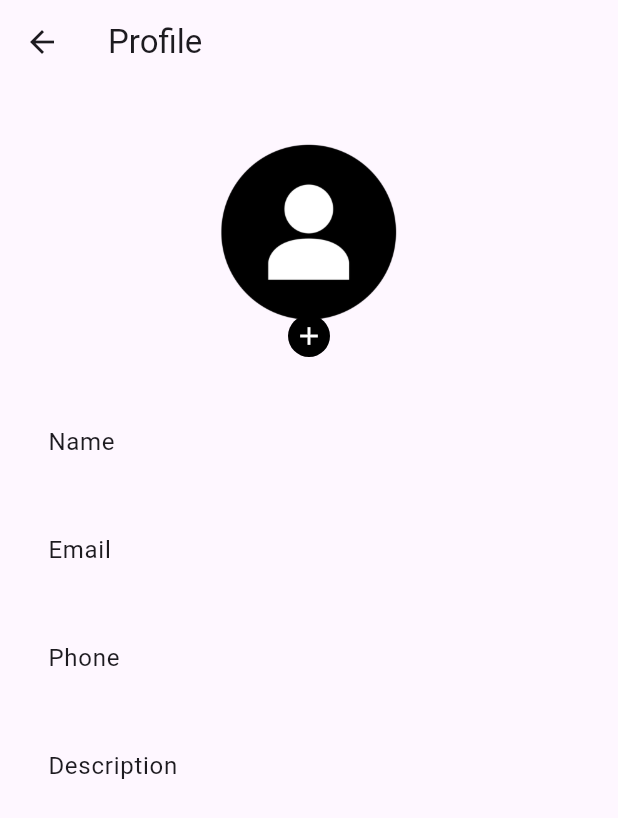
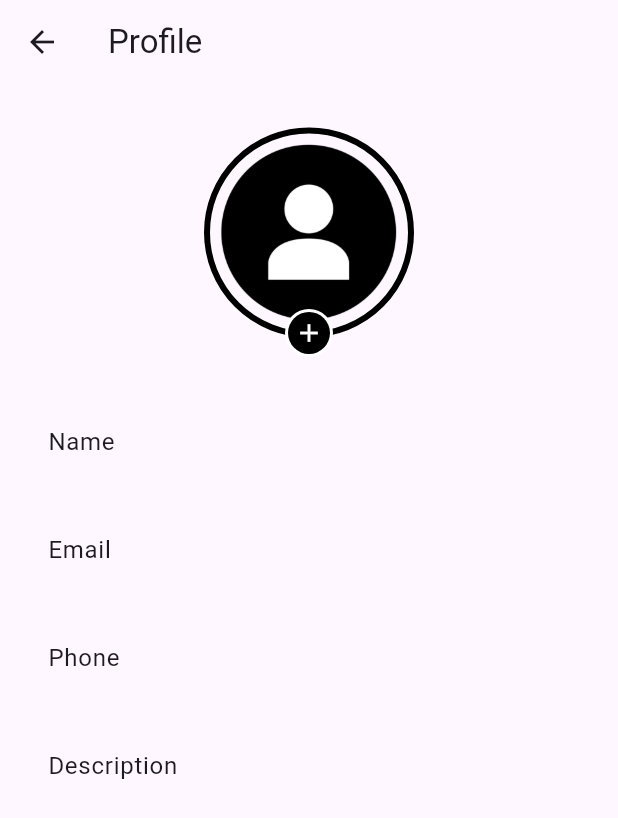
Before and after one commit to Hasib-39/khuje_pai, a Flutter app: the ProfilePage screen opened directly, on a phone screen of 412 x 824 dp. Shown: the top 818 px of the screen. Run offline on Flutter 3.47's test engine with Material 3 defaults, Android fonts, the phone set to English and light mode, and no system bars; our stand-ins replace cloud_firestore, firebase_auth, firebase_core, flutter_dotenv, google_sign_in, image_picker; accounts and stored records are empty.

```diff
--- a/lib/main.dart
+++ b/lib/main.dart
@@ -1,10 +1,13 @@
 import 'package:firebase_core/firebase_core.dart';
 import 'package:flutter/material.dart';
+import 'package:flutter_dotenv/flutter_dotenv.dart';
 import "package:khuje_pai/authentication/login.dart";
 
 void main() async {
   WidgetsFlutterBinding.ensureInitialized();
+  await dotenv.load(fileName: ".env");
   await Firebase.initializeApp();
+
   runApp(const MyApp());
 }
 
--- a/lib/views/profile.dart
+++ b/lib/views/profile.dart
@@ -61,8 +61,13 @@ class _ProfilePageState extends State<ProfilePage> {
                                           child: Container(
                                             width: 140, // Size of the image (matching CircleAvatar's radius * 2)
                                             height: 140,
+                                            padding: const EdgeInsets.all(2),
                                             decoration: BoxDecoration(
                                               shape: BoxShape.circle,
+                                              border: Border.all(
+                                                width: 4,
+                                                color: Colors.black,
+                                              ),
                                               // Set shape to rectangle
                                               // 50% border radius makes it circular
                                               image: DecorationImage(
@@ -81,11 +86,18 @@ class _ProfilePageState extends State<ProfilePage> {
                                           onTap: (){
                                             provider.pickImage(context);
                                           },
-                                          child: const CircleAvatar(
-                                            radius: 14,
+                                          child: Container(
+                                            padding: const EdgeInsets.all(2),
+                                            decoration: const BoxDecoration(
+                                              color: Colors.white,
+                                              shape: BoxShape.circle
+                                            ),
+                                            child: const CircleAvatar(
+                                              radius: 14,
 
-                                            backgroundColor: Colors.black,
-                                            child: Icon(Icons.add, size: 20, color: Colors.white,),
+                                              backgroundColor: Colors.black,
+                                              child: Icon(Icons.add, size: 20, color: Colors.white,),
+                                            ),
                                           ),
                                         )
                                       ]
--- a/pubspec.yaml
+++ b/pubspec.yaml
@@ -42,6 +42,9 @@ dependencies:
   the_apple_sign_in: ^1.1.1
   image_picker: ^1.1.2
   provider: ^6.1.2
+  http: ^1.2.2
+  cloudinary: ^1.2.0
+  flutter_dotenv: ^5.2.1
 dev_dependencies:
   flutter_test:
     sdk: flutter
@@ -72,6 +75,7 @@ flutter:
 
   # To add assets to your application, add an assets section, like this:
   assets:
+    - .env
     - images/
     - assets/fonts/
 
```
Also changed, not shown: lib/controller/profile_controller.dart (+44 -5 lines), pubspec.lock, 4 other files.
